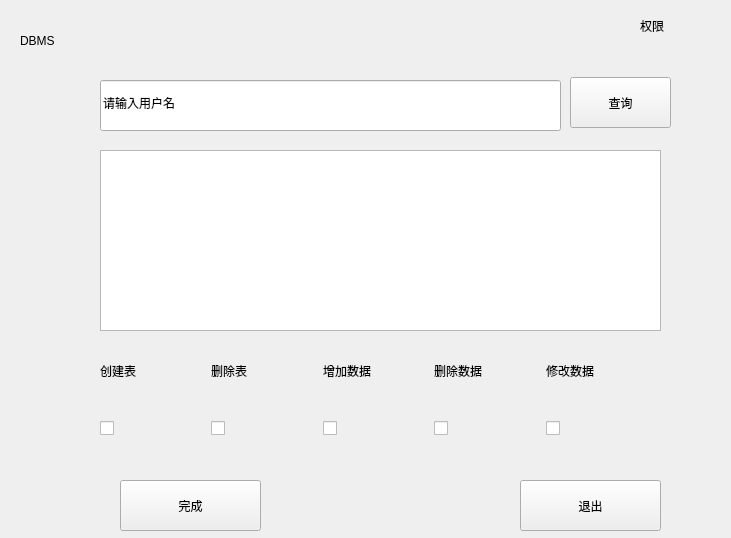
Before: the Qt Designer form privilegemanager.ui in jy-080610/DBMS, drawn with Qt 5.
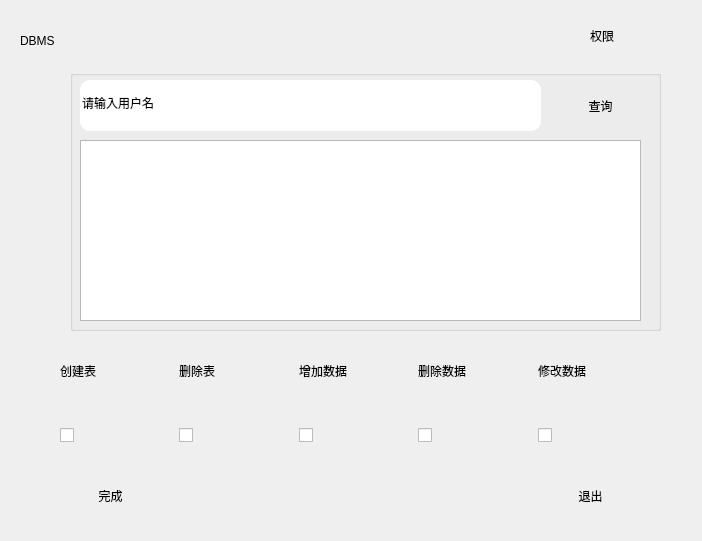
After: the same form once the commit is applied. Icons and pictures are not drawn.

```diff
--- a/privilegemanager.ui
+++ b/privilegemanager.ui
@@ -6,8 +6,8 @@
    <rect>
     <x>0</x>
     <y>0</y>
-    <width>731</width>
-    <height>538</height>
+    <width>702</width>
+    <height>541</height>
    </rect>
   </property>
   <property name="windowTitle">
@@ -32,8 +32,8 @@
   <widget class="QLabel" name="label_2">
    <property name="geometry">
     <rect>
-     <x>640</x>
-     <y>10</y>
+     <x>590</x>
+     <y>20</y>
      <width>81</width>
      <height>31</height>
     </rect>
@@ -42,51 +42,25 @@
     <string>权限</string>
    </property>
   </widget>
-  <widget class="QLineEdit" name="user">
-   <property name="geometry">
-    <rect>
-     <x>100</x>
-     <y>80</y>
-     <width>461</width>
-     <height>51</height>
-    </rect>
-   </property>
-   <property name="text">
-    <string>请输入用户名</string>
-   </property>
-  </widget>
-  <widget class="QPushButton" name="querry">
-   <property name="geometry">
-    <rect>
-     <x>570</x>
-     <y>77</y>
-     <width>101</width>
-     <height>51</height>
-    </rect>
-   </property>
-   <property name="text">
-    <string>查询</string>
-   </property>
-  </widget>
-  <widget class="QTextBrowser" name="textBrowser">
-   <property name="geometry">
-    <rect>
-     <x>100</x>
-     <y>150</y>
-     <width>561</width>
-     <height>181</height>
-    </rect>
-   </property>
-  </widget>
   <widget class="QPushButton" name="finish">
    <property name="geometry">
     <rect>
-     <x>120</x>
-     <y>480</y>
+     <x>40</x>
+     <y>470</y>
      <width>141</width>
      <height>51</height>
     </rect>
    </property>
+   <property name="styleSheet">
+    <string notr="true">QPushButton {
+  
+ border-color: rgb(93, 171, 255);
+    border-radius: 20px;
+    border-style: outset;
+ 
+ background-image: url(:/picture/b3.jpg);
+    }</string>
+   </property>
    <property name="text">
     <string>完成</string>
    </property>
@@ -95,11 +69,21 @@
    <property name="geometry">
     <rect>
      <x>520</x>
-     <y>480</y>
+     <y>470</y>
      <width>141</width>
      <height>51</height>
     </rect>
    </property>
+   <property name="styleSheet">
+    <string notr="true">QPushButton {
+  
+ border-color: rgb(93, 171, 255);
+    border-radius: 20px;
+    border-style: outset;
+ 
+ background-image: url(:/picture/b3.jpg);
+    }</string>
+   </property>
    <property name="text">
     <string>退出</string>
    </property>
@@ -107,15 +91,25 @@
   <widget class="QWidget" name="widget" native="true">
    <property name="geometry">
     <rect>
-     <x>100</x>
+     <x>60</x>
      <y>340</y>
-     <width>551</width>
+     <width>591</width>
      <height>61</height>
     </rect>
    </property>
    <layout class="QHBoxLayout" name="horizontalLayout">
     <item>
      <widget class="QLabel" name="label_3">
+      <property name="styleSheet">
+       <string notr="true">QLabel {
+  
+	background-image: url(:/picture/b5.jpg);
+ border-color: rgb(93, 171, 255);
+    border-radius: 10px;
+    border-style: outset;
+  
+    }</string>
+      </property>
       <property name="text">
        <string>创建表</string>
       </property>
@@ -123,6 +117,16 @@
     </item>
     <item>
      <widget class="QLabel" name="label_4">
+      <property name="styleSheet">
+       <string notr="true">QLabel {
+  
+	background-image: url(:/picture/b5.jpg);
+ border-color: rgb(93, 171, 255);
+    border-radius: 10px;
+    border-style: outset;
+  
+    }</string>
+      </property>
       <property name="text">
        <string>删除表</string>
       </property>
@@ -130,6 +134,16 @@
     </item>
     <item>
      <widget class="QLabel" name="label_8">
+      <property name="styleSheet">
+       <string notr="true">QLabel {
+  
+	background-image: url(:/picture/b5.jpg);
+ border-color: rgb(93, 171, 255);
+    border-radius: 10px;
+    border-style: outset;
+  
+    }</string>
+      </property>
       <property name="text">
        <string>增加数据</string>
       </property>
@@ -137,6 +151,16 @@
     </item>
     <item>
      <widget class="QLabel" name="label_6">
+      <property name="styleSheet">
+       <string notr="true">QLabel {
+  
+	background-image: url(:/picture/b5.jpg);
+ border-color: rgb(93, 171, 255);
+    border-radius: 10px;
+    border-style: outset;
+  
+    }</string>
+      </property>
       <property name="text">
        <string>删除数据</string>
       </property>
@@ -144,6 +168,16 @@
     </item>
     <item>
      <widget class="QLabel" name="label_7">
+      <property name="styleSheet">
+       <string notr="true">QLabel {
+  
+	background-image: url(:/picture/b5.jpg);
+ border-color: rgb(93, 171, 255);
+    border-radius: 10px;
+    border-style: outset;
+  
+    }</string>
+      </property>
       <property name="text">
        <string>修改数据</string>
       </property>
@@ -154,15 +188,25 @@
   <widget class="QWidget" name="widget_2" native="true">
    <property name="geometry">
     <rect>
-     <x>100</x>
+     <x>60</x>
      <y>410</y>
-     <width>551</width>
-     <height>38</height>
+     <width>591</width>
+     <height>51</height>
     </rect>
    </property>
    <layout class="QHBoxLayout" name="horizontalLayout_2">
     <item>
      <widget class="QCheckBox" name="createtb">
+      <property name="styleSheet">
+       <string notr="true">QCheckBox {
+  
+	background-image: url(:/picture/b5.jpg);
+ border-color: rgb(93, 171, 255);
+    border-radius: 10px;
+    border-style: outset;
+  
+    }</string>
+      </property>
       <property name="text">
        <string/>
       </property>
@@ -170,6 +214,16 @@
     </item>
     <item>
      <widget class="QCheckBox" name="deltb">
+      <property name="styleSheet">
+       <string notr="true">QCheckBox {
+  
+	background-image: url(:/picture/b5.jpg);
+ border-color: rgb(93, 171, 255);
+    border-radius: 10px;
+    border-style: outset;
+  
+    }</string>
+      </property>
       <property name="text">
        <string/>
       </property>
@@ -177,6 +231,16 @@
     </item>
     <item>
      <widget class="QCheckBox" name="adddata">
+      <property name="styleSheet">
+       <string notr="true">QCheckBox {
+  
+	background-image: url(:/picture/b5.jpg);
+ border-color: rgb(93, 171, 255);
+    border-radius: 10px;
+    border-style: outset;
+  
+    }</string>
+      </property>
       <property name="text">
        <string/>
       </property>
@@ -184,6 +248,16 @@
     </item>
     <item>
      <widget class="QCheckBox" name="deldata">
+      <property name="styleSheet">
+       <string notr="true">QCheckBox {
+  
+	background-image: url(:/picture/b5.jpg);
+ border-color: rgb(93, 171, 255);
+    border-radius: 10px;
+    border-style: outset;
+  
+    }</string>
+      </property>
       <property name="text">
        <string/>
       </property>
@@ -191,6 +265,16 @@
     </item>
     <item>
      <widget class="QCheckBox" name="modifydata">
+      <property name="styleSheet">
+       <string notr="true">QCheckBox {
+  
+	background-image: url(:/picture/b5.jpg);
+ border-color: rgb(93, 171, 255);
+    border-radius: 10px;
+    border-style: outset;
+  
+    }</string>
+      </property>
       <property name="text">
        <string/>
       </property>
@@ -214,6 +298,75 @@
     <string>DBMS</string>
    </property>
   </widget>
+  <widget class="QGroupBox" name="groupBox">
+   <property name="geometry">
+    <rect>
+     <x>70</x>
+     <y>70</y>
+     <width>591</width>
+     <height>261</height>
+    </rect>
+   </property>
+   <property name="title">
+    <string/>
+   </property>
+   <widget class="QLineEdit" name="user">
+    <property name="geometry">
+     <rect>
+      <x>10</x>
+      <y>10</y>
+      <width>461</width>
+      <height>51</height>
+     </rect>
+    </property>
+    <property name="styleSheet">
+     <string notr="true">QLineEdit {
+  
+	background-image: url(:/picture/b5.jpg);
+ border-color: rgb(93, 171, 255);
+    border-radius: 10px;
+    border-style: outset;
+  
+    }</string>
+    </property>
+    <property name="text">
+     <string>请输入用户名</string>
+    </property>
+   </widget>
+   <widget class="QTextBrowser" name="textBrowser">
+    <property name="geometry">
+     <rect>
+      <x>10</x>
+      <y>70</y>
+      <width>561</width>
+      <height>181</height>
+     </rect>
+    </property>
+   </widget>
+   <widget class="QPushButton" name="querry">
+    <property name="geometry">
+     <rect>
+      <x>480</x>
+      <y>10</y>
+      <width>101</width>
+      <height>51</height>
+     </rect>
+    </property>
+    <property name="styleSheet">
+     <string notr="true">QPushButton {
+  
+ border-color: rgb(93, 171, 255);
+    border-radius: 20px;
+    border-style: outset;
+ 
+ background-image: url(:/picture/b3.jpg);
+    }</string>
+    </property>
+    <property name="text">
+     <string>查询</string>
+    </property>
+   </widget>
+  </widget>
  </widget>
  <resources/>
  <connections/>
```
Left out of the diff: 7 changed lines with no effect on the pictures.
